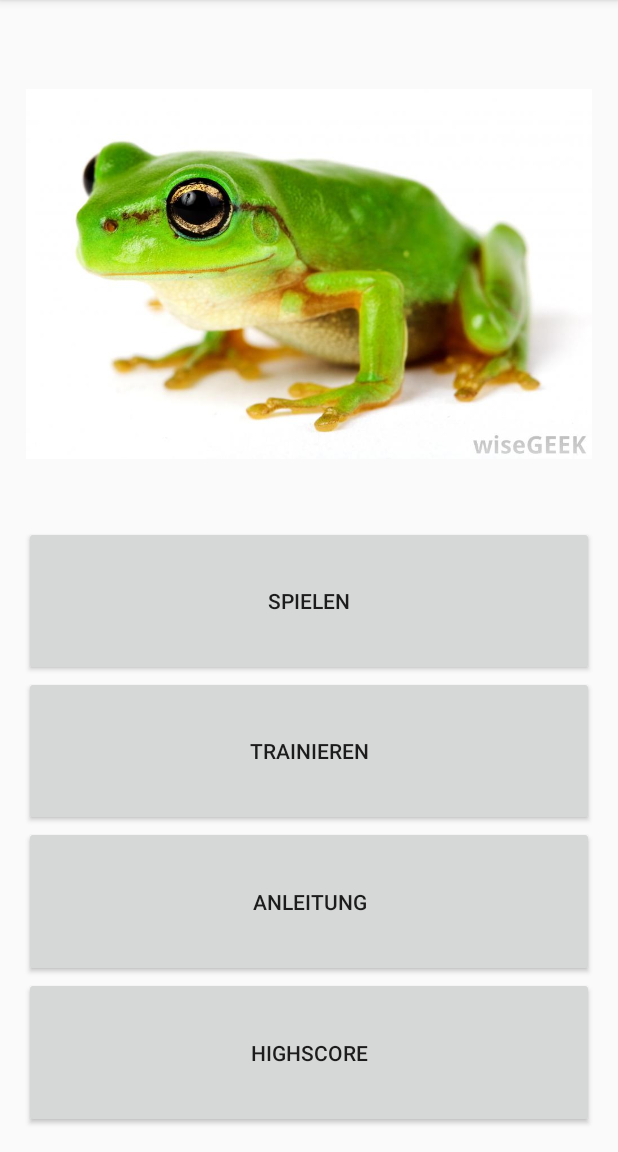
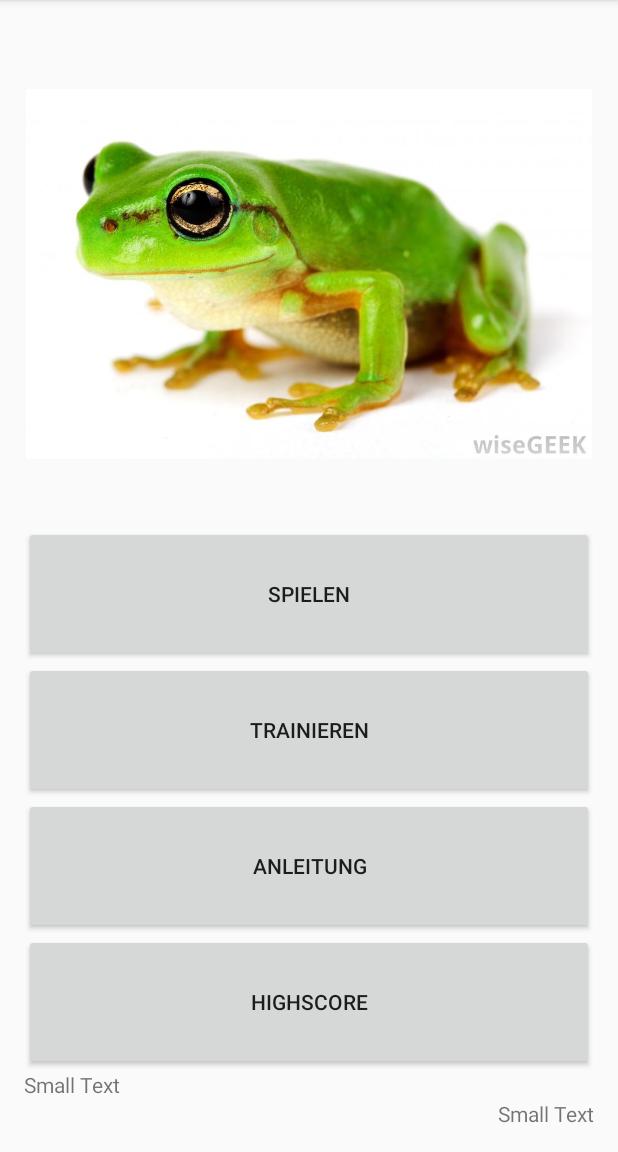
Before and after one commit to Windisch94/EpocProject, an Android app: the screen it shows after launch (MainActivity), on a phone screen of 412 x 824 dp, the part 84-1236 px from its top. Run offline under Robolectric (Android 15) with nearby library versions, the phone set to English and light mode, and no system bars.

Commit message:
modified mainactivity texts

```diff
--- a/app/src/main/res/layout/activity_main.xml
+++ b/app/src/main/res/layout/activity_main.xml
@@ -13,7 +13,6 @@
         android:layout_width="match_parent"
         android:layout_height="match_parent"
         android:layout_centerHorizontal="true"
-        android:layout_centerVertical="true"
         android:orientation="vertical">
 
         <ImageView
@@ -58,5 +57,22 @@
             android:layout_gravity="center_horizontal"
             android:layout_weight="1"
             android:text="Highscore" />
+
+        <TextView
+            android:id="@+id/signalText"
+            android:layout_width="wrap_content"
+            android:layout_height="wrap_content"
+            android:layout_gravity="left"
+            android:text="Small Text"
+            android:textAppearance="?android:attr/textAppearanceSmall" />
+
+        <TextView
+            android:id="@+id/batteryText"
+            android:layout_width="wrap_content"
+            android:layout_height="wrap_content"
+            android:layout_gravity="right"
+            android:text="Small Text"
+            android:textAppearance="?android:attr/textAppearanceSmall" />
+
     </LinearLayout>
 </RelativeLayout>
```
